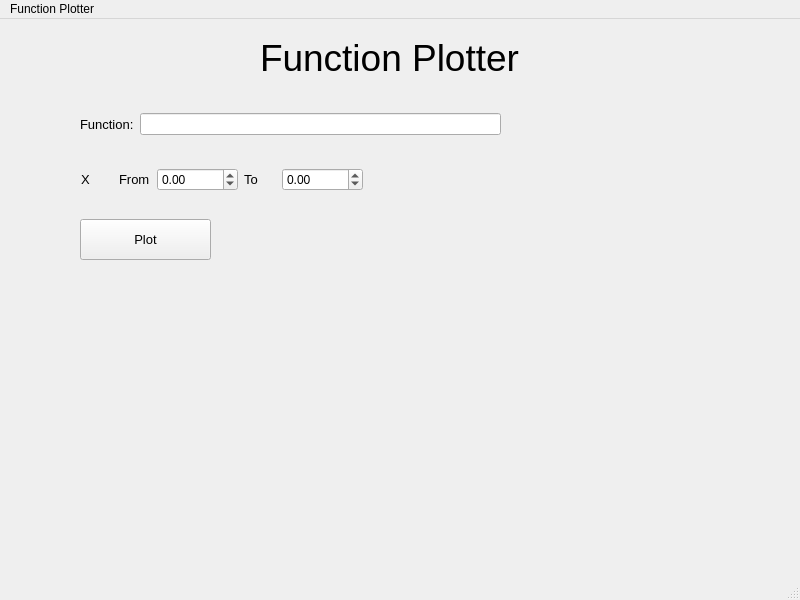
mabobakr/Function-Plotter, file mainwindow.ui: the form before one commit.
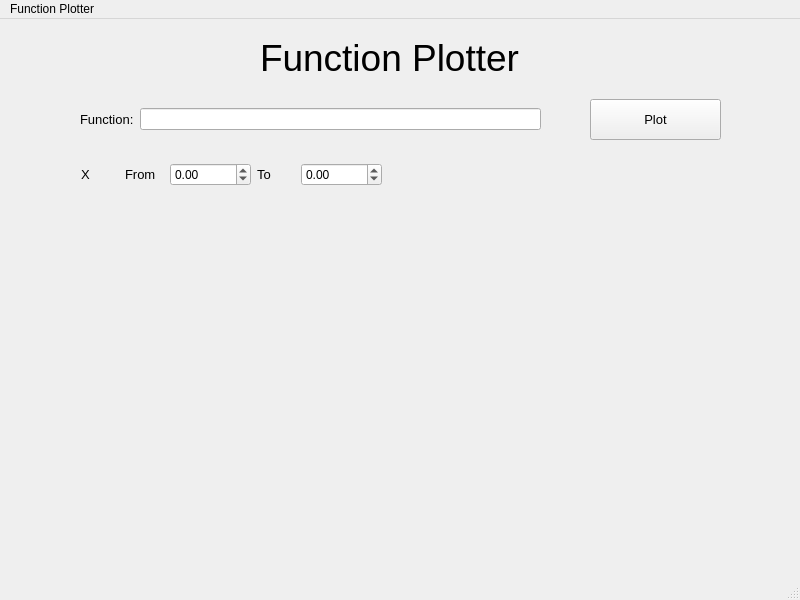
The form after the commit. Custom widgets are drawn as their Qt base class.

```diff
--- a/mainwindow.ui
+++ b/mainwindow.ui
@@ -38,8 +38,8 @@
    <widget class="QPushButton" name="pushButton">
     <property name="geometry">
      <rect>
-      <x>80</x>
-      <y>200</y>
+      <x>590</x>
+      <y>80</y>
       <width>131</width>
       <height>41</height>
      </rect>
@@ -53,13 +53,13 @@
      <string>Plot</string>
     </property>
    </widget>
-   <widget class="QWidget" name="">
+   <widget class="QWidget" name="layoutWidget">
     <property name="geometry">
      <rect>
       <x>81</x>
       <y>140</y>
-      <width>282</width>
-      <height>41</height>
+      <width>301</width>
+      <height>31</height>
      </rect>
     </property>
     <layout class="QHBoxLayout" name="horizontalLayout_2">
@@ -121,13 +121,13 @@
      </item>
     </layout>
    </widget>
-   <widget class="QWidget" name="">
+   <widget class="QWidget" name="layoutWidget">
     <property name="geometry">
      <rect>
       <x>80</x>
-      <y>90</y>
-      <width>421</width>
-      <height>31</height>
+      <y>80</y>
+      <width>461</width>
+      <height>41</height>
      </rect>
     </property>
     <layout class="QHBoxLayout" name="horizontalLayout">
@@ -152,6 +152,16 @@
      </item>
     </layout>
    </widget>
+   <widget class="QCustomPlot" name="plotWidget" native="true">
+    <property name="geometry">
+     <rect>
+      <x>40</x>
+      <y>210</y>
+      <width>731</width>
+      <height>341</height>
+     </rect>
+    </property>
+   </widget>
   </widget>
   <widget class="QMenuBar" name="menubar">
    <property name="geometry">
@@ -171,6 +181,14 @@
   </widget>
   <widget class="QStatusBar" name="statusbar"/>
  </widget>
+ <customwidgets>
+  <customwidget>
+   <class>QCustomPlot</class>
+   <extends>QWidget</extends>
+   <header>qcustomplot.h</header>
+   <container>1</container>
+  </customwidget>
+ </customwidgets>
  <resources/>
  <connections/>
 </ui>
```
